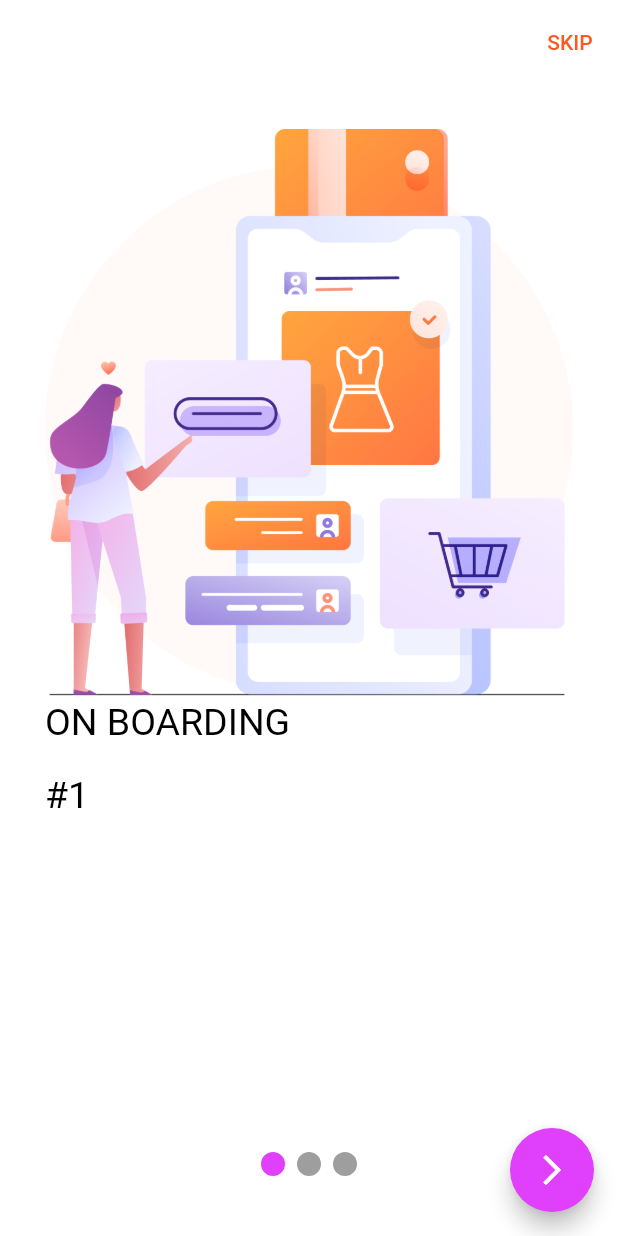
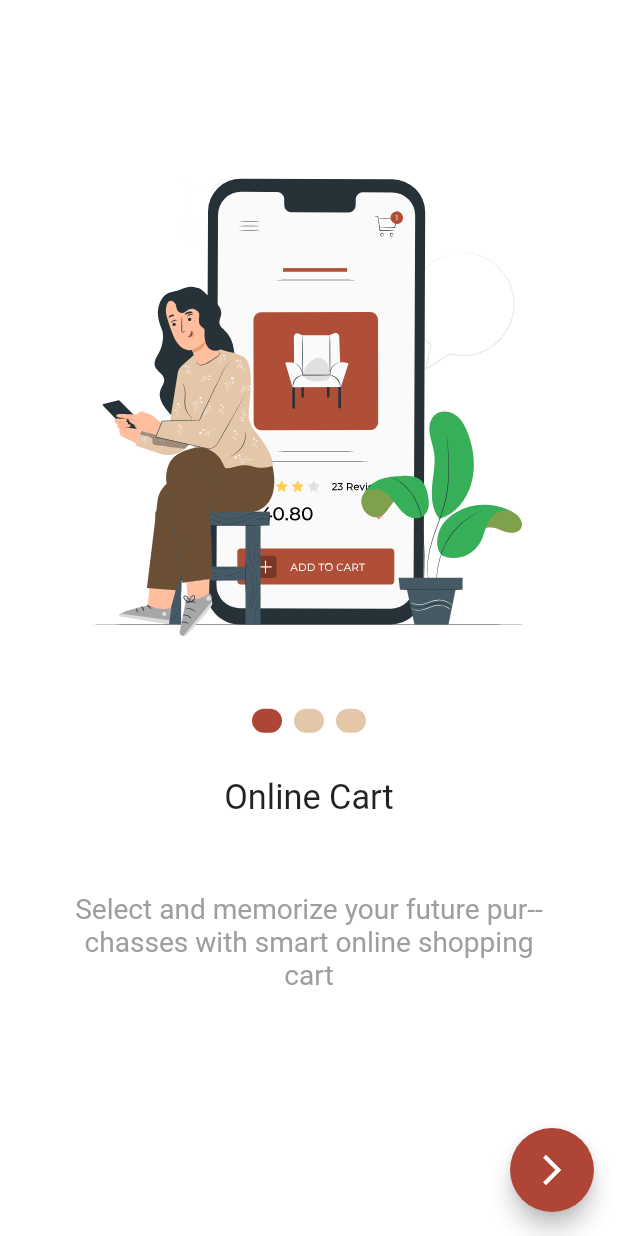
Before and after one commit to Mostafa-Osman/Bicycle_shop, a Flutter app: the screen it shows after launch, on a phone screen of 412 x 824 dp. Run offline on Flutter 3.47's test engine with Material 2 defaults, Android fonts, the phone set to English and light mode, and no system bars; drawn by our look-alikes of smooth_page_indicator; our stand-ins replace bloc, conditional_builder_null_safety, curved_navigation_bar, dio, expandable_text, flutter_bloc and 7 more; missing offline and left inert: checkbox_grouped; accounts and stored records are empty.

Commit message:
update OnBoarding screen

```diff
--- a/lib/layout/shop_layout.dart
+++ b/lib/layout/shop_layout.dart
@@ -23,7 +23,6 @@ class ShopLayout extends StatelessWidget {
             backgroundColor: HexColor('#af4537'),
             title: CustomText(
               text: 'Home Page',
-              // backgroundColor: Color(0xFFFFD580)
             ),
             leading: IconButton(
                 onPressed: () {},
--- a/lib/screens/on_boarding/on_boarding_cubit/cubit.dart
+++ b/lib/screens/on_boarding/on_boarding_cubit/cubit.dart
@@ -1,6 +1,5 @@
 import 'package:flutter_bloc/flutter_bloc.dart';
 import 'package:udemy_flutter/screens/on_boarding/on_boarding_cubit/states.dart';
-
 
 class OnBoardingCubit extends Cubit<OnBoardingStates> {
   OnBoardingCubit() : super(OnBoardingInitialState());
@@ -9,17 +8,23 @@ class OnBoardingCubit extends Cubit<OnBoardingStates> {
 
   bool isLast = false;
 
-  List<OnBoardingModel> model = [
-  OnBoardingModel(
-  image: 'assets/images/splash_1.png', title: 'ON BOARDING', body: "#1"),
-  OnBoardingModel(
-  image: 'assets/images/splash_2.png', title: 'ON BOARDING', body: "#2"),
-  OnBoardingModel(
-  image: 'assets/images/splash_3.png', title: 'ON BOARDING', body: "#3"),
+  List<OnBoardingModel> items = [
+    OnBoardingModel(
+        image: 'assets/images/onBoarding_1.svg',
+        title: 'Online Cart',
+        body:
+            "Select and memorize your future pur--chasses with smart online shopping cart"),
+    OnBoardingModel(
+        image: 'assets/images/onBoarding_2.svg',
+        title: 'Payment',
+        body: "You can pay by credit card or when you Receiving"),
+    OnBoardingModel(
+        image: 'assets/images/onBoarding_3.svg',
+        title: 'Let\'s Start',
+        body: 'Wish for you a good time'),
   ];
+}
 
-
-}
 class OnBoardingModel {
   final String image;
   final String title;
--- a/lib/screens/on_boarding/ui/on_boarding.dart
+++ b/lib/screens/on_boarding/ui/on_boarding.dart
@@ -1,15 +1,16 @@
 import 'package:flutter/material.dart';
 import 'package:flutter_bloc/flutter_bloc.dart';
+import 'package:flutter_svg/flutter_svg.dart';
 import 'package:smooth_page_indicator/smooth_page_indicator.dart';
 import 'package:udemy_flutter/route/route_constants.dart';
 import 'package:udemy_flutter/screens/on_boarding/on_boarding_cubit/cubit.dart';
 import 'package:udemy_flutter/screens/on_boarding/on_boarding_cubit/states.dart';
-import 'package:udemy_flutter/shared/components/component.dart';
 import 'package:udemy_flutter/shared/components/custom_text.dart';
 import 'package:udemy_flutter/shared/components/navigate.dart';
+import 'package:udemy_flutter/shared/styles/color.dart';
 
 class OnBoardingScreen extends StatelessWidget {
-  final boardingController = PageController();
+  final PageController boardingController = PageController();
 
   @override
   Widget build(BuildContext context) {
@@ -18,48 +19,33 @@ class OnBoardingScreen extends StatelessWidget {
       builder: (context, state) {
         var cubit = OnBoardingCubit.get(context);
         return Scaffold(
-            appBar: AppBar(
-              elevation: 0,
-              actions: [
-                TextButton(
-                  child: Text('SKIP'),
-                  onPressed: () =>
-                      navigatorAndFinish(context, RouteConstant.loginRoute),
-                ),
-              ],
-            ),
-            body: Padding(
+            body: Container(
+              width: 500,
+              child: Padding(
                 padding: const EdgeInsets.all(30.0),
                 child: Column(
                   children: [
-                  Expanded(
+                    Flexible(
                       child: PageView.builder(
-                    itemCount: cubit.model.length,
-                    itemBuilder: (context, index) =>
-                        buildBoardingItem(cubit.model[index]),
+                        itemCount: cubit.items.length,
+                        itemBuilder: (context, index) => BuildBoardingItem(
+                            model: cubit.items[index],
+                            splashLength: cubit.items.length,
+                            controller: boardingController),
                         controller: boardingController,
                         onPageChanged: (index) {
-                      (index == cubit.model.length - 1)
+                          (index == cubit.items.length - 1)
                               ? cubit.isLast = true
                               : cubit.isLast = false;
                         },
-                  )),
-                  SizedBox(
-                    height: 15,
                       ),
-                  SmoothPageIndicator(
-                    count: cubit.model.length,
-                    controller: boardingController,
-                    effect: WormEffect(activeDotColor: Colors.purpleAccent),
-                  ),
-                  SizedBox(
-                    height: 10,
                     ),
                   ],
                 ),
               ),
+            ),
             floatingActionButton: FloatingActionButton(
-                backgroundColor: Colors.purpleAccent,
+              backgroundColor: mainColor,
               onPressed: () {
                 (cubit.isLast)
                     ? navigatorAndFinish(context, RouteConstant.loginRoute)
@@ -70,18 +56,69 @@ class OnBoardingScreen extends StatelessWidget {
               child: Icon(
                 Icons.arrow_forward_ios_outlined,
                 color: Colors.white,
-                )));
+              ),
+            ));
       },
     );
   }
 }
 
-Widget buildBoardingItem(OnBoardingModel model) => Column(
-      crossAxisAlignment: CrossAxisAlignment.start,
+class BuildBoardingItem extends StatelessWidget {
+  final model;
+  final splashLength;
+  final controller;
+
+  const BuildBoardingItem(
+      {required this.model,
+      required this.splashLength,
+      required this.controller});
+
+  @override
+  Widget build(BuildContext context) {
+    Size size = MediaQuery.of(context).size;
+
+    return SingleChildScrollView(
+      child: Padding(
+        padding:
+            const EdgeInsets.only(top: 40.0, right: 20, left: 20, bottom: 20),
+        child: Column(
+          mainAxisAlignment: MainAxisAlignment.start,
+          crossAxisAlignment: CrossAxisAlignment.center,
           children: [
-        Image(image: AssetImage(model.image)),
-        CustomText(text: model.title, textColor: Colors.black),
-        SizedBox(height: 20),
-        CustomText(text: model.body, textColor: Colors.black),
+            Container(
+              child: SvgPicture.asset(
+                model.image,
+                fit: BoxFit.fitWidth,
+              ),
+            ),
+            SmoothPageIndicator(
+              count: 3,
+              controller: controller,
+              effect: WormEffect(
+                dotHeight: 16,
+                dotWidth: 20,
+                type: WormType.normal,
+                activeDotColor: mainColor,
+                dotColor: const Color(0xffE4C6A9),
+              ),
+            ),
+            Padding(
+              padding: const EdgeInsets.only(top: 30.0, bottom: 50.0),
+              child: CustomText(
+                text: model.title,
+                fontSize: size.width >= 500 ? 25 : size.width / 18,
+                fontWeight: FontWeight.normal,
+              ),
+            ),
+            CustomText(
+              text: model.body,
+              textAlign: TextAlign.center,
+              fontSize: size.width >= 500 ? 18 : size.width / 22,
+              textColor: grey,
+            ),
           ],
+        ),
+      ),
     );
+  }
+}
```
Also changed, not shown: assets/images/background.jpg (deleted), assets/images/login.jpg (deleted), assets/images/main_bottom.png (deleted), assets/images/main_top.png (deleted), assets/images/onBoarding_1.svg (added), assets/images/onBoarding_2.svg (added), assets/images/onBoarding_3.svg (added), assets/images/signup_top.png (deleted), assets/images/splash_1.png (deleted), assets/images/splash_2.png (deleted), assets/images/splash_3.png (deleted). Lines whose indentation alone changed are shown as unchanged.
